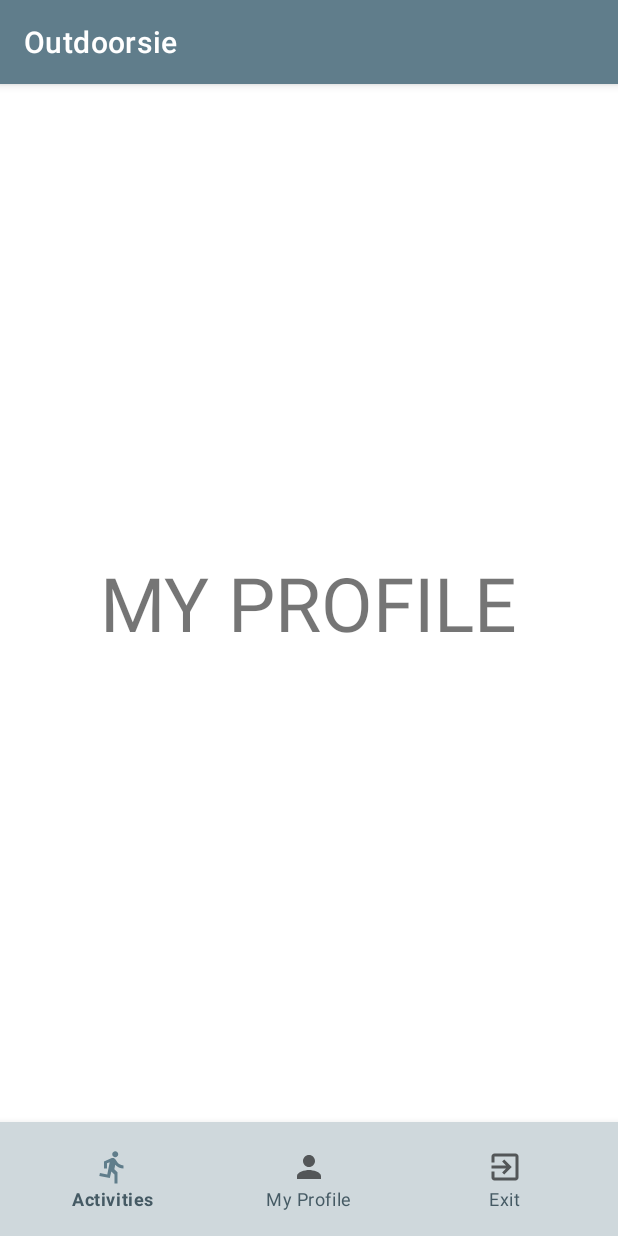
After one commit to DruSadeMumba/Outdoorsie, an Android app: the fragment MyProfileFragment placed in its activity, on a phone screen of 412 x 824 dp. The commit adds this screen. Run offline under Robolectric (Android 15) with nearby library versions, the phone set to English and light mode, and no system bars; Roboto replaces fonts that are not available here.

Commit message:
Initialise bottom navigation bar and fragments

```diff
--- a/app/src/main/java/com/drusade/outdoorsie/ProfileActivity.java
+++ b/app/src/main/java/com/drusade/outdoorsie/ProfileActivity.java
@@ -4,7 +4,17 @@ import androidx.appcompat.app.AppCompatActivity;
 
 import android.os.Bundle;
 
+import com.drusade.outdoorsie.fragments.ActivitiesFragment;
+import com.drusade.outdoorsie.fragments.ExitFragment;
+import com.drusade.outdoorsie.fragments.MyProfileFragment;
+import com.google.android.material.bottomnavigation.BottomNavigationView;
+
 public class ProfileActivity extends AppCompatActivity {
+
+    BottomNavigationView bottomNavigationView;
+    ActivitiesFragment activitiesFragment = new ActivitiesFragment();
+    MyProfileFragment myProfileFragment = new MyProfileFragment();
+    ExitFragment exitFragment = new ExitFragment();
 
     @Override
     protected void onCreate(Bundle savedInstanceState) {
--- /dev/null
+++ b/app/src/main/java/com/drusade/outdoorsie/fragments/ActivitiesFragment.java
@@ -0,0 +1,21 @@
+package com.drusade.outdoorsie.fragments;
+
+import android.os.Bundle;
+
+import androidx.fragment.app.Fragment;
+
+import android.view.LayoutInflater;
+import android.view.View;
+import android.view.ViewGroup;
+
+import com.drusade.outdoorsie.R;
+
+public class ActivitiesFragment extends Fragment {
+
+    @Override
+    public View onCreateView(LayoutInflater inflater, ViewGroup container,
+                             Bundle savedInstanceState) {
+        // Inflate the layout for this fragment
+        return inflater.inflate(R.layout.fragment_activities, container, false);
+    }
+}
--- /dev/null
+++ b/app/src/main/java/com/drusade/outdoorsie/fragments/ExitFragment.java
@@ -0,0 +1,21 @@
+package com.drusade.outdoorsie.fragments;
+
+import android.os.Bundle;
+
+import androidx.fragment.app.Fragment;
+
+import android.view.LayoutInflater;
+import android.view.View;
+import android.view.ViewGroup;
+
+import com.drusade.outdoorsie.R;
+
+public class ExitFragment extends Fragment {
+
+    @Override
+    public View onCreateView(LayoutInflater inflater, ViewGroup container,
+                             Bundle savedInstanceState) {
+        // Inflate the layout for this fragment
+        return inflater.inflate(R.layout.fragment_exit, container, false);
+    }
+}
--- /dev/null
+++ b/app/src/main/java/com/drusade/outdoorsie/fragments/MyProfileFragment.java
@@ -0,0 +1,21 @@
+package com.drusade.outdoorsie.fragments;
+
+import android.os.Bundle;
+
+import androidx.fragment.app.Fragment;
+
+import android.view.LayoutInflater;
+import android.view.View;
+import android.view.ViewGroup;
+
+import com.drusade.outdoorsie.R;
+
+public class MyProfileFragment extends Fragment {
+
+    @Override
+    public View onCreateView(LayoutInflater inflater, ViewGroup container,
+                             Bundle savedInstanceState) {
+        // Inflate the layout for this fragment
+        return inflater.inflate(R.layout.fragment_my_profile, container, false);
+    }
+}
--- /dev/null
+++ b/app/src/main/res/drawable/ic_baseline_directions_run_24.xml
@@ -0,0 +1,5 @@
+<vector android:height="24dp" android:tint="#000000"
+    android:viewportHeight="24" android:viewportWidth="24"
+    android:width="24dp" xmlns:android="http://schemas.android.com/apk/res/android">
+    <path android:fillColor="@android:color/white" android:pathData="M13.49,5.48c1.1,0 2,-0.9 2,-2s-0.9,-2 -2,-2 -2,0.9 -2,2 0.9,2 2,2zM9.89,19.38l1,-4.4 2.1,2v6h2v-7.5l-2.1,-2 0.6,-3c1.3,1.5 3.3,2.5 5.5,2.5v-2c-1.9,0 -3.5,-1 -4.3,-2.4l-1,-1.6c-0.4,-0.6 -1,-1 -1.7,-1 -0.3,0 -0.5,0.1 -0.8,0.1l-5.2,2.2v4.7h2v-3.4l1.8,-0.7 -1.6,8.1 -4.9,-1 -0.4,2 7,1.4z"/>
+</vector>
--- a/app/src/main/res/layout/activity_profile.xml
+++ b/app/src/main/res/layout/activity_profile.xml
@@ -6,12 +6,20 @@
     android:layout_height="match_parent"
     tools:context=".ProfileActivity">
 
+    <FrameLayout
+        android:layout_width="match_parent"
+        android:layout_height="match_parent"
+        android:id="@+id/fragmentContainer"
+        android:layout_above="@id/bottomNav"/>
+
     <com.google.android.material.bottomnavigation.BottomNavigationView
         android:id="@+id/bottomNav"
         android:layout_width="match_parent"
         android:layout_height="wrap_content"
         android:layout_alignParentBottom="true"
         android:padding="10dp"
-        app:menu="@menu/bottom_navbar_menu"/>
+        app:menu="@menu/bottom_navbar_menu"
+        android:background="@color/colorPrimaryLight"
+        app:itemTextColor="@color/colorPrimaryDark" />
 
 </RelativeLayout>
--- /dev/null
+++ b/app/src/main/res/layout/fragment_my_profile.xml
@@ -0,0 +1,17 @@
+<?xml version="1.0" encoding="utf-8"?>
+<RelativeLayout xmlns:android="http://schemas.android.com/apk/res/android"
+    xmlns:tools="http://schemas.android.com/tools"
+    android:layout_width="match_parent"
+    android:layout_height="match_parent"
+    tools:context=".fragments.MyProfileFragment">
+
+    <TextView
+        android:id="@+id/myprofile"
+        android:layout_width="wrap_content"
+        android:layout_height="wrap_content"
+        android:text="@string/my_profile"
+        android:textSize="50dp"
+        android:layout_centerInParent="true"/>
+
+
+</RelativeLayout>
--- a/app/src/main/res/menu/bottom_navbar_menu.xml
+++ b/app/src/main/res/menu/bottom_navbar_menu.xml
@@ -4,7 +4,7 @@
     <item
         android:id="@+id/activities"
         android:title="@string/activities"
-        android:icon="@drawable/ic_baseline_home_24"/>
+        android:icon="@drawable/ic_baseline_directions_run_24"/>
     <item
         android:id="@+id/profile"
         android:title="@string/profile"
--- a/app/src/main/res/values/strings.xml
+++ b/app/src/main/res/values/strings.xml
@@ -10,4 +10,7 @@
     <string name="activities">Activities</string>
     <string name="exit">Exit</string>
     <string name="profile">My Profile</string>
+    <!-- TODO: Remove or change this placeholder text -->
+    <string name="hello_blank_fragment">Hello blank fragment</string>
+    <string name="my_profile">MY PROFILE</string>
 </resources>
```
Also changed, not shown: app/src/main/res/layout/fragment_activities.xml (added, +16 -0 lines), app/src/main/res/layout/fragment_exit.xml (added, +15 -0 lines).
